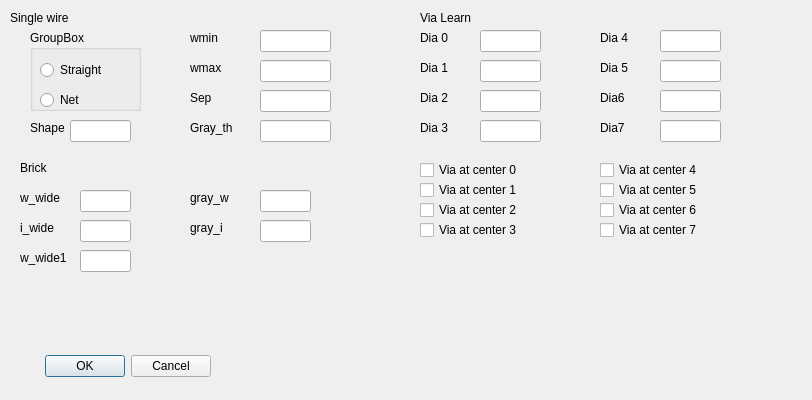
Before: the Qt Designer form ViaWireExtract/singlevweparadialog.ui in chenyufjfz/ChipPintu, drawn with Qt 5.
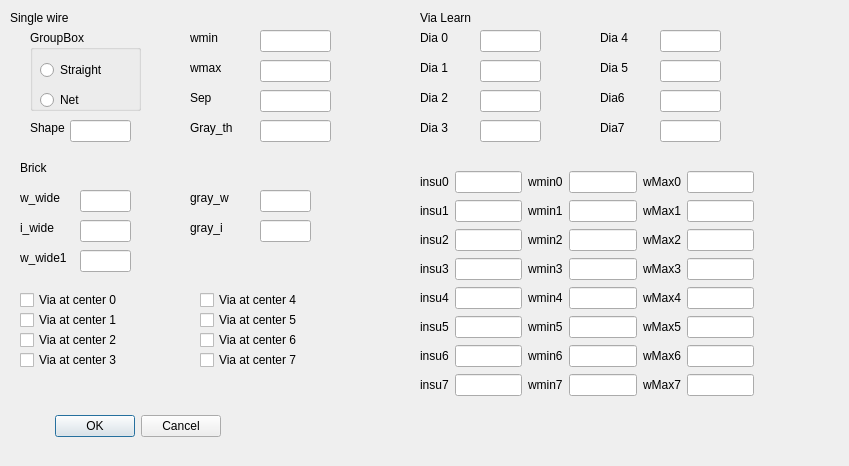
After: the same form once the commit is applied.

Diff of the .ui file:
```diff
--- a/ViaWireExtract/singlevweparadialog.ui
+++ b/ViaWireExtract/singlevweparadialog.ui
@@ -6,8 +6,8 @@
    <rect>
     <x>0</x>
     <y>0</y>
-    <width>812</width>
-    <height>400</height>
+    <width>849</width>
+    <height>466</height>
    </rect>
   </property>
   <property name="windowTitle">
@@ -16,8 +16,8 @@
   <widget class="QDialogButtonBox" name="buttonBox">
    <property name="geometry">
     <rect>
-     <x>10</x>
-     <y>350</y>
+     <x>20</x>
+     <y>410</y>
      <width>201</width>
      <height>32</height>
     </rect>
@@ -524,8 +524,8 @@
   <widget class="QCheckBox" name="viacenter0">
    <property name="geometry">
     <rect>
-     <x>420</x>
-     <y>160</y>
+     <x>20</x>
+     <y>290</y>
      <width>131</width>
      <height>20</height>
     </rect>
@@ -537,8 +537,8 @@
   <widget class="QCheckBox" name="viacenter1">
    <property name="geometry">
     <rect>
-     <x>420</x>
-     <y>180</y>
+     <x>20</x>
+     <y>310</y>
      <width>111</width>
      <height>20</height>
     </rect>
@@ -550,8 +550,8 @@
   <widget class="QCheckBox" name="viacenter2">
    <property name="geometry">
     <rect>
-     <x>420</x>
-     <y>200</y>
+     <x>20</x>
+     <y>330</y>
      <width>111</width>
      <height>20</height>
     </rect>
@@ -563,8 +563,8 @@
   <widget class="QCheckBox" name="viacenter3">
    <property name="geometry">
     <rect>
-     <x>420</x>
-     <y>220</y>
+     <x>20</x>
+     <y>350</y>
      <width>111</width>
      <height>20</height>
     </rect>
@@ -576,8 +576,8 @@
   <widget class="QCheckBox" name="viacenter4">
    <property name="geometry">
     <rect>
-     <x>600</x>
-     <y>160</y>
+     <x>200</x>
+     <y>290</y>
      <width>111</width>
      <height>20</height>
     </rect>
@@ -589,8 +589,8 @@
   <widget class="QCheckBox" name="viacenter5">
    <property name="geometry">
     <rect>
-     <x>600</x>
-     <y>180</y>
+     <x>200</x>
+     <y>310</y>
      <width>111</width>
      <height>20</height>
     </rect>
@@ -602,8 +602,8 @@
   <widget class="QCheckBox" name="viacenter6">
    <property name="geometry">
     <rect>
-     <x>600</x>
-     <y>200</y>
+     <x>200</x>
+     <y>330</y>
      <width>111</width>
      <height>20</height>
     </rect>
@@ -615,8 +615,8 @@
   <widget class="QCheckBox" name="viacenter7">
    <property name="geometry">
     <rect>
-     <x>600</x>
-     <y>220</y>
+     <x>200</x>
+     <y>350</y>
      <width>111</width>
      <height>20</height>
     </rect>
@@ -625,6 +625,258 @@
     <string>Via at center 7</string>
    </property>
   </widget>
+  <widget class="QWidget" name="gridLayoutWidget">
+   <property name="geometry">
+    <rect>
+     <x>420</x>
+     <y>170</y>
+     <width>334</width>
+     <height>231</height>
+    </rect>
+   </property>
+   <layout class="QGridLayout" name="gridLayout">
+    <item row="0" column="1">
+     <widget class="QLineEdit" name="insu0"/>
+    </item>
+    <item row="0" column="3">
+     <widget class="QLineEdit" name="wmin0"/>
+    </item>
+    <item row="0" column="5">
+     <widget class="QLineEdit" name="wmax0"/>
+    </item>
+    <item row="0" column="2">
+     <widget class="QLabel" name="label_23">
+      <property name="text">
+       <string>wmin0</string>
+      </property>
+     </widget>
+    </item>
+    <item row="0" column="0">
+     <widget class="QLabel" name="label_22">
+      <property name="text">
+       <string>insu0</string>
+      </property>
+     </widget>
+    </item>
+    <item row="1" column="0">
+     <widget class="QLabel" name="label_25">
+      <property name="text">
+       <string>insu1</string>
+      </property>
+     </widget>
+    </item>
+    <item row="2" column="0">
+     <widget class="QLabel" name="label_28">
+      <property name="text">
+       <string>insu2</string>
+      </property>
+     </widget>
+    </item>
+    <item row="1" column="4">
+     <widget class="QLabel" name="label_27">
+      <property name="text">
+       <string>wMax1</string>
+      </property>
+     </widget>
+    </item>
+    <item row="1" column="2">
+     <widget class="QLabel" name="label_26">
+      <property name="text">
+       <string>wmin1</string>
+      </property>
+     </widget>
+    </item>
+    <item row="2" column="2">
+     <widget class="QLabel" name="label_29">
+      <property name="text">
+       <string>wmin2</string>
+      </property>
+     </widget>
+    </item>
+    <item row="2" column="4">
+     <widget class="QLabel" name="label_30">
+      <property name="text">
+       <string>wMax2</string>
+      </property>
+     </widget>
+    </item>
+    <item row="3" column="0">
+     <widget class="QLabel" name="label_31">
+      <property name="text">
+       <string>insu3</string>
+      </property>
+     </widget>
+    </item>
+    <item row="3" column="2">
+     <widget class="QLabel" name="label_32">
+      <property name="text">
+       <string>wmin3</string>
+      </property>
+     </widget>
+    </item>
+    <item row="3" column="4">
+     <widget class="QLabel" name="label_33">
+      <property name="text">
+       <string>wMax3</string>
+      </property>
+     </widget>
+    </item>
+    <item row="4" column="0">
+     <widget class="QLabel" name="label_34">
+      <property name="text">
+       <string>insu4</string>
+      </property>
+     </widget>
+    </item>
+    <item row="0" column="4">
+     <widget class="QLabel" name="label_24">
+      <property name="text">
+       <string>wMax0</string>
+      </property>
+     </widget>
+    </item>
+    <item row="4" column="4">
+     <widget class="QLabel" name="label_36">
+      <property name="text">
+       <string>wMax4</string>
+      </property>
+     </widget>
+    </item>
+    <item row="4" column="2">
+     <widget class="QLabel" name="label_35">
+      <property name="text">
+       <string>wmin4</string>
+      </property>
+     </widget>
+    </item>
+    <item row="5" column="0">
+     <widget class="QLabel" name="label_37">
+      <property name="text">
+       <string>insu5</string>
+      </property>
+     </widget>
+    </item>
+    <item row="5" column="2">
+     <widget class="QLabel" name="label_38">
+      <property name="text">
+       <string>wmin5</string>
+      </property>
+     </widget>
+    </item>
+    <item row="5" column="4">
+     <widget class="QLabel" name="label_39">
+      <property name="text">
+       <string>wMax5</string>
+      </property>
+     </widget>
+    </item>
+    <item row="6" column="0">
+     <widget class="QLabel" name="label_40">
+      <property name="text">
+       <string>insu6</string>
+      </property>
+     </widget>
+    </item>
+    <item row="6" column="4">
+     <widget class="QLabel" name="label_42">
+      <property name="text">
+       <string>wMax6</string>
+      </property>
+     </widget>
+    </item>
+    <item row="6" column="2">
+     <widget class="QLabel" name="label_41">
+      <property name="text">
+       <string>wmin6</string>
+      </property>
+     </widget>
+    </item>
+    <item row="7" column="2">
+     <widget class="QLabel" name="label_43">
+      <property name="text">
+       <string>wmin7</string>
+      </property>
+     </widget>
+    </item>
+    <item row="7" column="0">
+     <widget class="QLabel" name="label_44">
+      <property name="text">
+       <string>insu7</string>
+      </property>
+     </widget>
+    </item>
+    <item row="7" column="4">
+     <widget class="QLabel" name="label_45">
+      <property name="text">
+       <string>wMax7</string>
+      </property>
+     </widget>
+    </item>
+    <item row="1" column="1">
+     <widget class="QLineEdit" name="insu1"/>
+    </item>
+    <item row="1" column="3">
+     <widget class="QLineEdit" name="wmin1"/>
+    </item>
+    <item row="1" column="5">
+     <widget class="QLineEdit" name="wmax1"/>
+    </item>
+    <item row="2" column="1">
+     <widget class="QLineEdit" name="insu2"/>
+    </item>
+    <item row="2" column="3">
+     <widget class="QLineEdit" name="wmin2"/>
+    </item>
+    <item row="2" column="5">
+     <widget class="QLineEdit" name="wmax2"/>
+    </item>
+    <item row="3" column="1">
+     <widget class="QLineEdit" name="insu3"/>
+    </item>
+    <item row="3" column="3">
+     <widget class="QLineEdit" name="wmin3"/>
+    </item>
+    <item row="3" column="5">
+     <widget class="QLineEdit" name="wmax3"/>
+    </item>
+    <item row="4" column="1">
+     <widget class="QLineEdit" name="insu4"/>
+    </item>
+    <item row="4" column="3">
+     <widget class="QLineEdit" name="wmin4"/>
+    </item>
+    <item row="4" column="5">
+     <widget class="QLineEdit" name="wmax4"/>
+    </item>
+    <item row="5" column="1">
+     <widget class="QLineEdit" name="insu5"/>
+    </item>
+    <item row="5" column="3">
+     <widget class="QLineEdit" name="wmin5"/>
+    </item>
+    <item row="5" column="5">
+     <widget class="QLineEdit" name="wmax5"/>
+    </item>
+    <item row="6" column="1">
+     <widget class="QLineEdit" name="insu6"/>
+    </item>
+    <item row="6" column="3">
+     <widget class="QLineEdit" name="wmin6"/>
+    </item>
+    <item row="6" column="5">
+     <widget class="QLineEdit" name="wmax6"/>
+    </item>
+    <item row="7" column="1">
+     <widget class="QLineEdit" name="insu7"/>
+    </item>
+    <item row="7" column="3">
+     <widget class="QLineEdit" name="wmin7"/>
+    </item>
+    <item row="7" column="5">
+     <widget class="QLineEdit" name="wmax7"/>
+    </item>
+   </layout>
+  </widget>
  </widget>
  <resources/>
  <connections>
```
